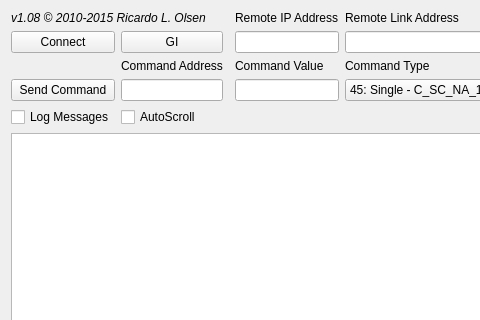
Old version of the form qtester104/mainwindow.ui in the repository fox1983/OSHMI; both pictures show x 0 to 480 and y 0 to 320 of the 888 by 465 pixel window.
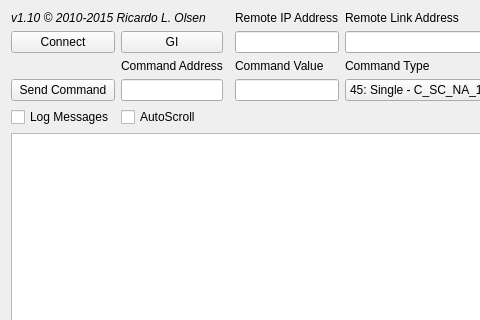
New version of the form.

Patch:
```diff
--- a/qtester104/mainwindow.ui
+++ b/qtester104/mainwindow.ui
@@ -235,7 +235,7 @@
        </font>
       </property>
       <property name="text">
-       <string>v1.08 © 2010-2015 Ricardo L. Olsen</string>
+       <string>v1.10 © 2010-2015 Ricardo L. Olsen</string>
       </property>
      </widget>
     </item>
```
